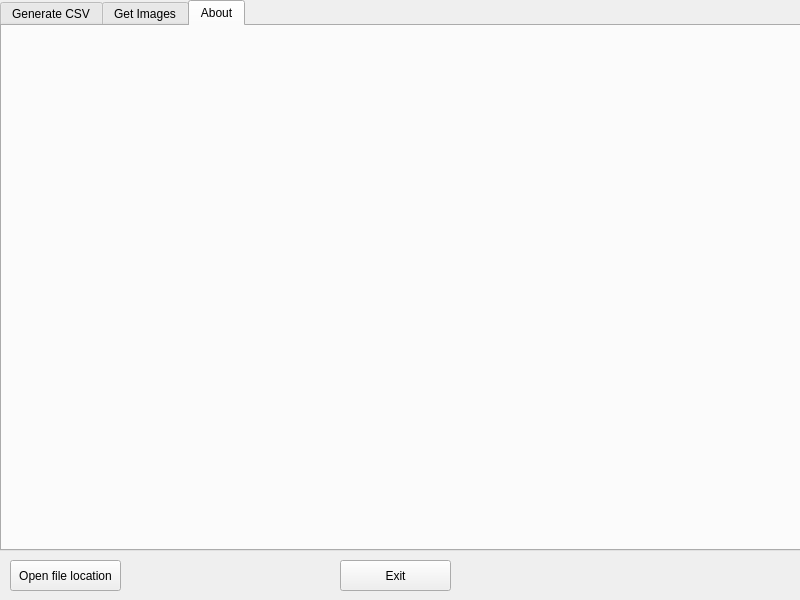
Old version of the form qtgui.ui in the repository izaletel/NeuroMorpho-Access-Tool.
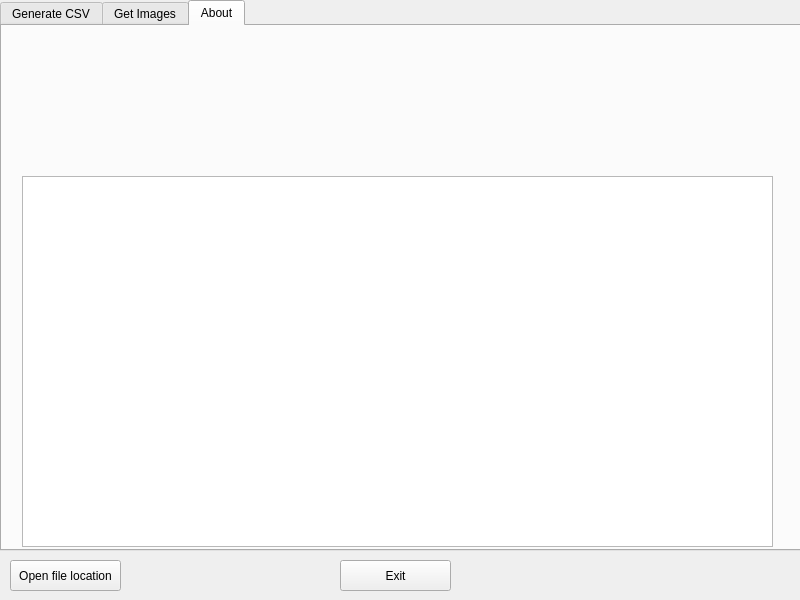
New version of the form. The open tabs and pages were chosen to show the change.

```diff
--- a/qtgui.ui
+++ b/qtgui.ui
@@ -284,17 +284,17 @@
      <attribute name="title">
       <string>About</string>
      </attribute>
-     <widget class="QLabel" name="about_label">
+     <widget class="QTextBrowser" name="about_label">
       <property name="geometry">
        <rect>
-        <x>0</x>
-        <y>0</y>
-        <width>791</width>
-        <height>521</height>
+        <x>20</x>
+        <y>150</y>
+        <width>751</width>
+        <height>371</height>
        </rect>
       </property>
-      <property name="text">
-       <string/>
+      <property name="openLinks">
+       <bool>false</bool>
       </property>
      </widget>
     </widget>
```
